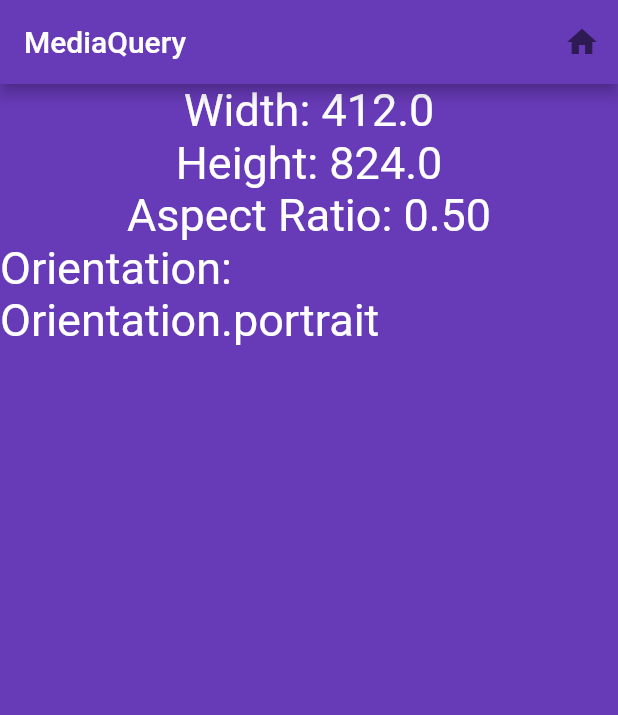
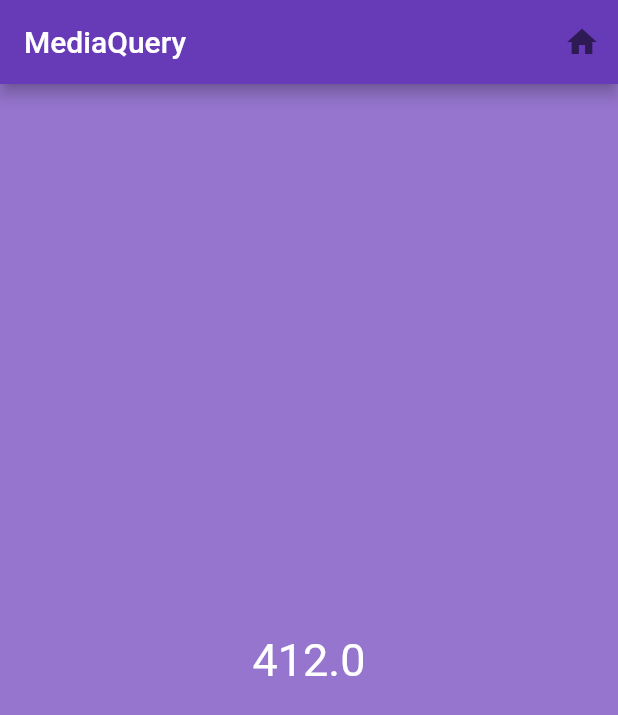
Before and after one commit to moonyah/summer_practice_app, a Flutter app: the ResponsivePage screen opened directly, on a phone screen of 412 x 824 dp. Shown: the top 715 px of the screen. Run offline on Flutter 3.47's test engine with Material 2 defaults, Android fonts, the light colour scheme and no system bars; our stand-ins replace introduction_screen, like_button.

Commit message:
add MediaQuery width

```diff
--- a/lib/responsive_page.dart
+++ b/lib/responsive_page.dart
@@ -10,10 +10,14 @@ class ResponsivePage extends StatefulWidget {
 }
 
 class _ResponsivePageState extends State<ResponsivePage> {
+
   @override
   Widget build(BuildContext context) {
+
+    final currentWidth = MediaQuery.of(context).size.width;
+
     return Scaffold(
-      backgroundColor: Colors.deepPurple,
+      backgroundColor: currentWidth < 600 ? Colors.deepPurple[300] : Colors.red,
       appBar: AppBar(
         actions: [
           IconButton(
@@ -29,14 +33,15 @@ class _ResponsivePageState extends State<ResponsivePage> {
         title: const Text('MediaQuery'),
       ),
       body: Center(
-        child: Column(
-          children: [
-            Text('Width: ' + MediaQuery.of(context).size.width.toString()),
-            Text('Height: ' + MediaQuery.of(context).size.height.toString()),
-            Text('Aspect Ratio: ' + MediaQuery.of(context).size.aspectRatio.toStringAsFixed(2)),
-            Text('Orientation: ' + MediaQuery.of(context).orientation.toString())
-          ],
-        ),
+        // child: Column(
+        //   children: [
+        //     Text('Width: ' + MediaQuery.of(context).size.width.toString()),
+        //     Text('Height: ' + MediaQuery.of(context).size.height.toString()),
+        //     Text('Aspect Ratio: ' + MediaQuery.of(context).size.aspectRatio.toStringAsFixed(2)),
+        //     Text('Orientation: ' + MediaQuery.of(context).orientation.toString())
+        //   ],
+        // ),
+        child: Text(currentWidth.toString()),
       ),
     );
   }
```
